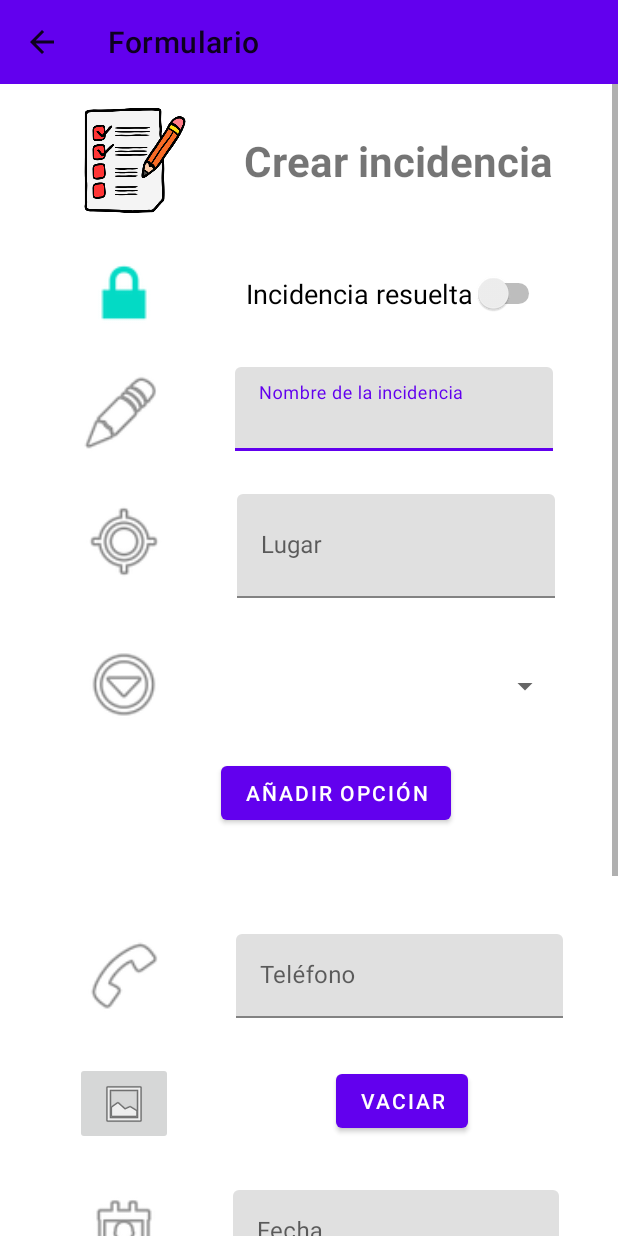
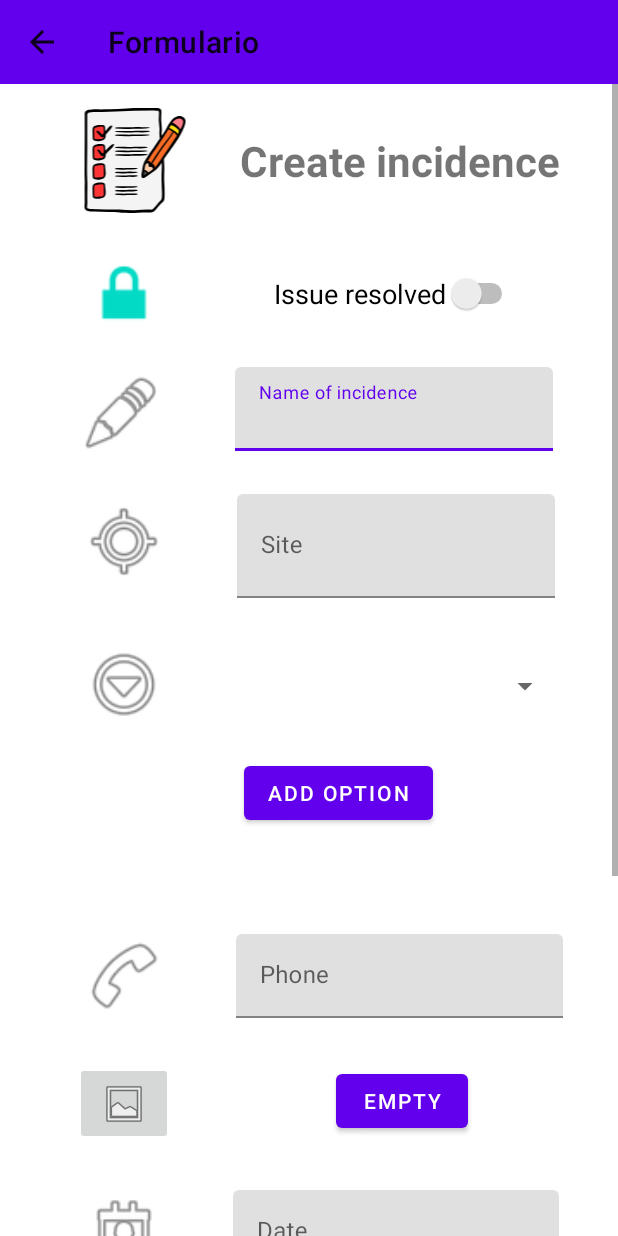
Before and after one commit to luquee21/Incidencias, an Android app: the FormActivity screen opened directly, with no data from a screen before it, on a phone screen of 412 x 824 dp. Run offline under Robolectric (Android 15) with nearby library versions, the phone set to English and light mode, and no system bars.

```diff
--- a/app/src/main/AndroidManifest.xml
+++ b/app/src/main/AndroidManifest.xml
@@ -9,11 +9,11 @@
         android:roundIcon="@mipmap/ic_launcher_incidences_round"
         android:supportsRtl="true"
         android:theme="@style/Theme.IncidencesApp">
-
+        <activity android:name=".views.SearchActivity"></activity>
+        <activity android:name=".views.AboutActivity" />
         <activity
             android:name=".views.FormActivity"
             android:parentActivityName=".views.MainActivity" />
-
         <activity android:name=".views.MainActivity" />
         <activity
             android:name=".views.SplashScreenActivity"
--- a/app/src/main/res/layout-land/activity_main.xml
+++ b/app/src/main/res/layout-land/activity_main.xml
@@ -31,7 +31,7 @@
         android:layout_width="199dp"
         android:layout_height="24dp"
         android:layout_marginTop="4dp"
-        android:text="Mostrando 5 resultados"
+        android:text="@string/show_5_results"
         android:textSize="18dp"
         app:layout_constraintEnd_toEndOf="parent"
         app:layout_constraintStart_toStartOf="parent"
--- a/app/src/main/res/layout/activity_form.xml
+++ b/app/src/main/res/layout/activity_form.xml
@@ -57,7 +57,7 @@
                 android:layout_width="wrap_content"
                 android:layout_height="wrap_content"
                 android:layout_marginTop="32dp"
-                android:text="Crear incidencia"
+                android:text="@string/create_incidence"
                 android:textSize="28dp"
                 android:textStyle="bold"
                 app:layout_constraintEnd_toEndOf="parent"
@@ -120,7 +120,7 @@
                 android:layout_width="wrap_content"
                 android:layout_height="wrap_content"
                 android:layout_marginTop="56dp"
-                android:text="Incidencia resuelta"
+                android:text="@string/issue_resolved"
                 android:textSize="18sp"
                 app:layout_constraintEnd_toEndOf="parent"
                 app:layout_constraintStart_toEndOf="@+id/imageView10"
@@ -133,7 +133,7 @@
                 android:layout_marginStart="16dp"
                 android:layout_marginTop="25dp"
                 android:layout_marginBottom="16dp"
-                android:text="Guardar"
+                android:text="@string/save"
                 app:layout_constraintBottom_toBottomOf="parent"
                 app:layout_constraintStart_toStartOf="parent"
                 app:layout_constraintTop_toBottomOf="@+id/textInputLayout5" />
@@ -144,7 +144,7 @@
                 android:layout_height="wrap_content"
                 android:layout_marginTop="25dp"
                 android:layout_marginEnd="16dp"
-                android:text="Eliminar"
+                android:text="@string/delete"
                 app:layout_constraintBottom_toBottomOf="parent"
                 app:layout_constraintEnd_toEndOf="parent"
                 app:layout_constraintTop_toBottomOf="@+id/textInputLayout5"
@@ -155,7 +155,7 @@
                 android:layout_width="wrap_content"
                 android:layout_height="wrap_content"
                 android:layout_marginTop="25dp"
-                android:text="Vaciar"
+                android:text="@string/empty"
                 app:layout_constraintEnd_toEndOf="parent"
                 app:layout_constraintHorizontal_bias="0.52"
                 app:layout_constraintStart_toEndOf="@+id/image"
@@ -173,7 +173,7 @@
                 <com.google.android.material.textfield.TextInputEditText
                     android:layout_width="match_parent"
                     android:layout_height="wrap_content"
-                    android:hint="Nombre de la incidencia" />
+                    android:hint="@string/name_of_incidence" />
             </com.google.android.material.textfield.TextInputLayout>
 
             <com.google.android.material.textfield.TextInputLayout
@@ -190,7 +190,7 @@
                 <com.google.android.material.textfield.TextInputEditText
                     android:layout_width="match_parent"
                     android:layout_height="wrap_content"
-                    android:hint="Teléfono" />
+                    android:hint="@string/phone" />
             </com.google.android.material.textfield.TextInputLayout>
 
             <Spinner
@@ -211,7 +211,7 @@
                 android:layout_marginStart="15dp"
                 android:layout_marginTop="40dp"
                 android:layout_marginEnd="15dp"
-                android:hint="Escribe la incidencia"
+                android:hint="@string/write_incidence"
                 app:layout_constraintEnd_toEndOf="parent"
                 app:layout_constraintStart_toEndOf="@+id/imageView11"
                 app:layout_constraintTop_toBottomOf="@+id/textInputLayout">
@@ -233,7 +233,7 @@
                 <com.google.android.material.textfield.TextInputEditText
                     android:layout_width="match_parent"
                     android:layout_height="wrap_content"
-                    android:hint="Fecha" />
+                    android:hint="@string/date" />
             </com.google.android.material.textfield.TextInputLayout>
 
             <com.google.android.material.textfield.TextInputLayout
@@ -241,7 +241,7 @@
                 android:layout_width="212dp"
                 android:layout_height="69dp"
                 android:layout_marginTop="25dp"
-                android:hint="Lugar"
+                android:hint="@string/site"
                 app:layout_constraintEnd_toEndOf="parent"
                 app:layout_constraintStart_toEndOf="@+id/imageView5"
                 app:layout_constraintTop_toBottomOf="@+id/prueba">
@@ -276,7 +276,7 @@
                 android:layout_width="wrap_content"
                 android:layout_height="wrap_content"
                 android:layout_marginTop="20dp"
-                android:text="Añadir opción"
+                android:text="@string/add_option"
                 app:layout_constraintEnd_toEndOf="parent"
                 app:layout_constraintHorizontal_bias="0.569"
                 app:layout_constraintStart_toStartOf="parent"
--- a/app/src/main/res/layout/activity_main.xml
+++ b/app/src/main/res/layout/activity_main.xml
@@ -10,7 +10,7 @@
         android:id="@+id/textView"
         android:layout_width="wrap_content"
         android:layout_height="wrap_content"
-        android:text="Mostrando 10 resultados"
+        android:text="@string/show_10_result"
         android:textSize="18dp"
         app:layout_constraintEnd_toEndOf="parent"
         app:layout_constraintStart_toStartOf="parent"
--- a/app/src/main/res/layout/activity_splash_screen.xml
+++ b/app/src/main/res/layout/activity_splash_screen.xml
@@ -24,7 +24,7 @@
         android:layout_width="wrap_content"
         android:layout_height="wrap_content"
         android:layout_marginTop="20dp"
-        android:text="IncidencesApp"
+        android:text="@string/app_name"
         android:textSize="38dp"
         app:layout_constraintEnd_toEndOf="parent"
         app:layout_constraintStart_toStartOf="parent"
--- a/app/src/main/res/layout/recyclerview_items.xml
+++ b/app/src/main/res/layout/recyclerview_items.xml
@@ -9,7 +9,7 @@
     <TextView
         android:layout_width="337dp"
         android:layout_height="31dp"
-        android:text="Incidencia"
+        android:text="@string/incidence"
         app:layout_constraintTop_toTopOf="parent"
         tools:layout_editor_absoluteX="73dp" />
 
@@ -17,7 +17,7 @@
         android:id="@+id/textView3"
         android:layout_width="337dp"
         android:layout_height="31dp"
-        android:text="Gravedad: Leve"
+        android:text="@string/severity"
         app:layout_constraintBottom_toBottomOf="parent"
         tools:layout_editor_absoluteX="72dp" />
 
--- a/app/src/main/res/values/strings.xml
+++ b/app/src/main/res/values/strings.xml
@@ -1,12 +1,32 @@
 <resources>
-    <string name="app_name">IncidencesApp</string>
-    <string name="title_activity_form">FormActivity</string>
+    <string name="app_name" translatable="false">IncidencesApp</string>
+    <string name="title_activity_form" translatable="false">FormActivity</string>
     <!-- Strings used for fragments for navigation -->
-    <string name="first_fragment_label">First Fragment</string>
-    <string name="second_fragment_label">Second Fragment</string>
-    <string name="next">Next</string>
-    <string name="previous">Previous</string>
+    <string name="first_fragment_label" translatable="false">First Fragment</string>
+    <string name="second_fragment_label" translatable="false">Second Fragment</string>
+    <string name="next" translatable="false">Next</string>
+    <string name="previous" translatable="false">Previous</string>
 
-    <string name="hello_first_fragment">Hello first fragment</string>
-    <string name="hello_second_fragment">Hello second fragment. Arg: %1$s</string>
+    <string name="hello_first_fragment" translatable="false">Hello first fragment</string>
+    <string name="hello_second_fragment" translatable="false">Hello second fragment. Arg: %1$s</string>
+    <string name="search">Search</string>
+    <string name="sort">Sort</string>
+    <string name="settings">Settings</string>
+    <string name="help">Help</string>
+    <string name="about">About</string>
+    <string name="create_incidence">Create incidence</string>
+    <string name="issue_resolved">Issue resolved</string>
+    <string name="save">Save</string>
+    <string name="delete">Delete</string>
+    <string name="empty">Empty</string>
+    <string name="name_of_incidence">Name of incidence</string>
+    <string name="phone">Phone</string>
+    <string name="write_incidence">Write incidence</string>
+    <string name="date">Date</string>
+    <string name="site">Site</string>
+    <string name="add_option">Add option</string>
+    <string name="show_10_result">Show 10 results</string>
+    <string name="show_5_results">Show 5 results</string>
+    <string name="incidence">Incidence</string>
+    <string name="severity">Severity: low</string>
 </resources>
```
Also changed, not shown: app/src/main/java/com/incidences/incidencesapp/interfaces/IMainInterface.java (+8 -0 lines), app/src/main/java/com/incidences/incidencesapp/presenters/MainPresenter.java (+10 -0 lines), app/src/main/java/com/incidences/incidencesapp/views/AboutActivity.java (added, +18 -0 lines), app/src/main/java/com/incidences/incidencesapp/views/MainActivity.java (+42 -1 lines), app/src/main/java/com/incidences/incidencesapp/views/SearchActivity.java (added, +16 -0 lines), app/src/main/res/drawable/ic_search_black_24dp.xml (added, +9 -0 lines), app/src/main/res/layout/activity_about.xml (added, +8 -0 lines), app/src/main/res/layout/activity_search.xml (added, +8 -0 lines), app/src/main/res/menu/main_menu.xml (added, +29 -0 lines), 1 other file.
